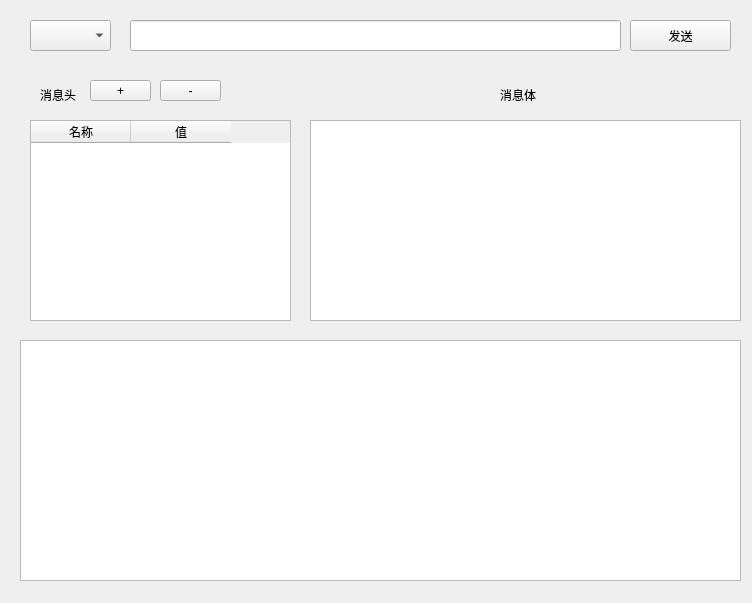
Qt form ui/postman.ui (wojiaohjz/QT_demo) before a commit.
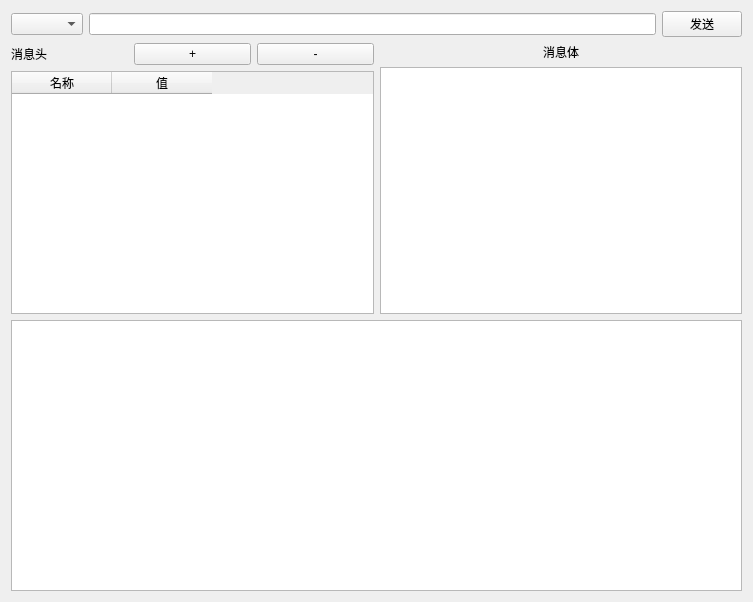
The same form after that commit.

Commit message: http测试工具ui布局

What changed in the file:
```diff
--- a/ui/postman.ui
+++ b/ui/postman.ui
@@ -6,55 +6,39 @@
    <rect>
     <x>0</x>
     <y>0</y>
-    <width>752</width>
-    <height>603</height>
+    <width>753</width>
+    <height>602</height>
    </rect>
   </property>
   <property name="windowTitle">
    <string>HTTP接口测试工具</string>
   </property>
-  <widget class="QComboBox" name="methodSelect">
-   <property name="geometry">
-    <rect>
-     <x>30</x>
-     <y>20</y>
-     <width>81</width>
-     <height>31</height>
-    </rect>
-   </property>
-  </widget>
-  <widget class="QLineEdit" name="urlEdit">
-   <property name="geometry">
-    <rect>
-     <x>130</x>
-     <y>20</y>
-     <width>491</width>
-     <height>31</height>
-    </rect>
-   </property>
-  </widget>
+  <layout class="QVBoxLayout" name="verticalLayout_3">
+   <item>
+    <layout class="QHBoxLayout" name="horizontalLayout">
+     <item>
+      <widget class="QComboBox" name="methodSelect"/>
+     </item>
+     <item>
+      <widget class="QLineEdit" name="urlEdit"/>
+     </item>
+     <item>
   <widget class="QPushButton" name="sendButton">
-   <property name="geometry">
-    <rect>
-     <x>630</x>
-     <y>20</y>
-     <width>101</width>
-     <height>31</height>
-    </rect>
-   </property>
    <property name="text">
     <string>发送</string>
    </property>
   </widget>
+     </item>
+    </layout>
+   </item>
+   <item>
+    <layout class="QHBoxLayout" name="horizontalLayout_3">
+     <item>
+      <layout class="QVBoxLayout" name="verticalLayout">
+       <item>
+        <layout class="QHBoxLayout" name="horizontalLayout_2">
+         <item>
   <widget class="QLabel" name="label">
-   <property name="geometry">
-    <rect>
-     <x>40</x>
-     <y>80</y>
-     <width>51</width>
-     <height>31</height>
-    </rect>
-   </property>
    <property name="text">
     <string>&lt;html&gt;&lt;head/&gt;&lt;body&gt;&lt;p&gt;消息头&lt;/p&gt;&lt;/body&gt;&lt;/html&gt;</string>
    </property>
@@ -62,77 +46,25 @@
     <enum>Qt::TextFormat::MarkdownText</enum>
    </property>
   </widget>
+         </item>
+         <item>
   <widget class="QPushButton" name="insert_headers_button">
-   <property name="geometry">
-    <rect>
-     <x>90</x>
-     <y>80</y>
-     <width>61</width>
-     <height>21</height>
-    </rect>
-   </property>
    <property name="text">
     <string>+</string>
    </property>
   </widget>
+         </item>
+         <item>
   <widget class="QPushButton" name="delete_headers_button">
-   <property name="geometry">
-    <rect>
-     <x>160</x>
-     <y>80</y>
-     <width>61</width>
-     <height>21</height>
-    </rect>
-   </property>
    <property name="text">
     <string>-</string>
    </property>
   </widget>
-  <widget class="QLabel" name="label_2">
-   <property name="geometry">
-    <rect>
-     <x>500</x>
-     <y>80</y>
-     <width>51</width>
-     <height>31</height>
-    </rect>
-   </property>
-   <property name="text">
-    <string>&lt;html&gt;&lt;head/&gt;&lt;body&gt;&lt;p&gt;消息体&lt;/p&gt;&lt;/body&gt;&lt;/html&gt;</string>
-   </property>
-   <property name="textFormat">
-    <enum>Qt::TextFormat::MarkdownText</enum>
-   </property>
-  </widget>
-  <widget class="QPlainTextEdit" name="bodyEdit">
-   <property name="geometry">
-    <rect>
-     <x>310</x>
-     <y>120</y>
-     <width>431</width>
-     <height>201</height>
-    </rect>
-   </property>
-  </widget>
-  <widget class="QTextBrowser" name="textBrowser">
-   <property name="geometry">
-    <rect>
-     <x>20</x>
-     <y>340</y>
-     <width>721</width>
-     <height>241</height>
-    </rect>
-   </property>
-  </widget>
+         </item>
+        </layout>
+       </item>
+       <item>
   <widget class="QTableWidget" name="headersTable">
-   <property name="geometry">
-    <rect>
-     <x>30</x>
-     <y>120</y>
-     <width>261</width>
-     <height>201</height>
-    </rect>
-   </property>
    <column>
     <property name="text">
      <string>名称</string>
@@ -144,6 +76,32 @@
     </property>
    </column>
   </widget>
+       </item>
+      </layout>
+     </item>
+     <item>
+      <layout class="QVBoxLayout" name="verticalLayout_2">
+       <item>
+        <widget class="QLabel" name="label_2">
+         <property name="text">
+          <string>&lt;html&gt;&lt;head/&gt;&lt;body&gt;&lt;p align=&quot;center&quot;&gt;消息体&lt;/p&gt;&lt;/body&gt;&lt;/html&gt;</string>
+         </property>
+         <property name="textFormat">
+          <enum>Qt::TextFormat::MarkdownText</enum>
+         </property>
+        </widget>
+       </item>
+       <item>
+        <widget class="QPlainTextEdit" name="bodyEdit"/>
+       </item>
+      </layout>
+     </item>
+    </layout>
+   </item>
+   <item>
+    <widget class="QTextBrowser" name="textBrowser"/>
+   </item>
+  </layout>
  </widget>
  <resources/>
  <connections/>
```
Lines whose indentation alone changed are shown as unchanged. The commit also changes 1 other file.
